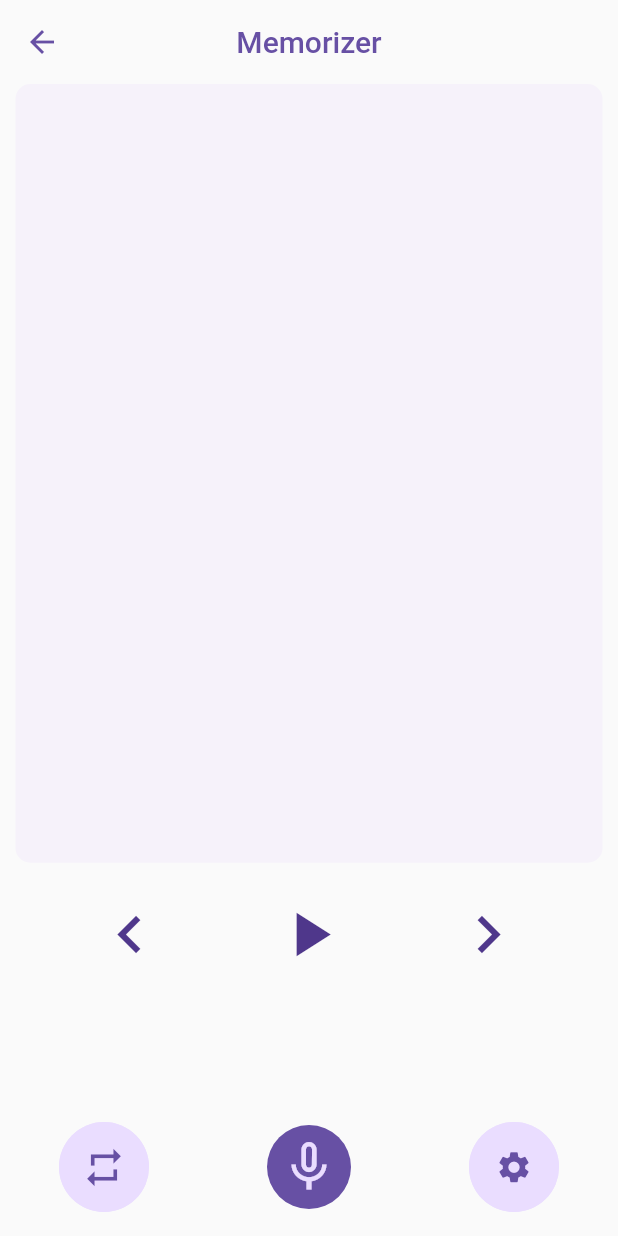
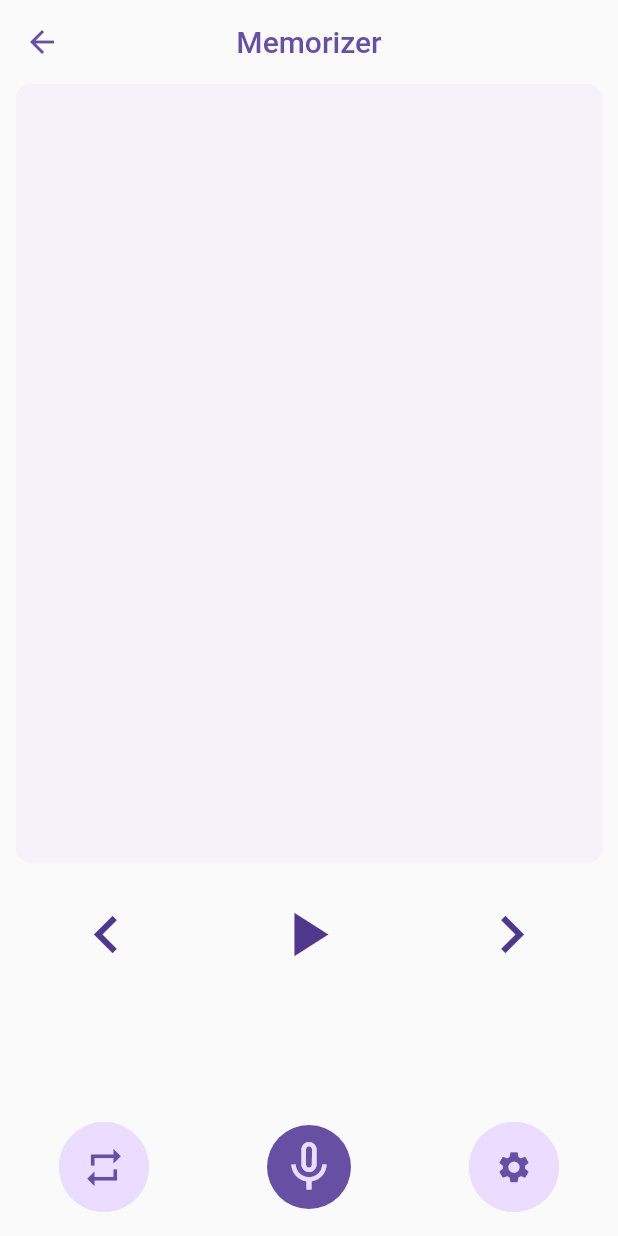
Before and after one commit to InnoSWP/BS21-02-Memorizer, a Flutter app: the PlayerScreen screen opened by its route, on a phone screen of 412 x 824 dp. Run offline on Flutter 3.47's test engine with Material 2 defaults, Android fonts, the phone set to English and light mode, and no system bars; our stand-ins replace file_picker, flutter_tts; missing offline and left inert: pdf_text; network calls fail.

Commit message:
Added icons, changed name of the application, changed position of arrows and play button

```diff
--- a/lib/screens/player_screen.dart
+++ b/lib/screens/player_screen.dart
@@ -162,7 +162,7 @@ class _PlayerScreenState extends State<PlayerScreen> {
           Padding(
             padding: const EdgeInsets.only(top: 15),
             child: Row(
-              mainAxisAlignment: MainAxisAlignment.spaceEvenly,
+              mainAxisAlignment: MainAxisAlignment.spaceAround,
               children: [
                 Padding(
                   padding: EdgeInsets.only(right: 0),
@@ -187,6 +187,7 @@ class _PlayerScreenState extends State<PlayerScreen> {
                       iconSize: 50),
                 ),
                 IconButton(
+                    padding: EdgeInsets.only(right: 3),
                     // ignore: avoid_print
                     onPressed: (() async {
                       onPause = !onPause;
--- a/pubspec.yaml
+++ b/pubspec.yaml
@@ -40,6 +40,7 @@ dependencies:
   pdf_text: ^0.5.0
   file_picker: ^3.0.4
   flutter_tts: ^3.5.0
+  flutter_launcher_icons: ^0.9.3
 
 dev_dependencies:
   flutter_test:
@@ -55,6 +56,10 @@ dev_dependencies:
 
 # For information on the generic Dart part of this file, see the
 # following page: https://dart.dev/tools/pub/pubspec
+flutter_icons:
+  android: true
+  ios: true
+  image_path: "assets/icon.png"
 
 # The following section is specific to Flutter packages.
 flutter:
```
Also changed, not shown: pubspec.lock, 22 other files.
